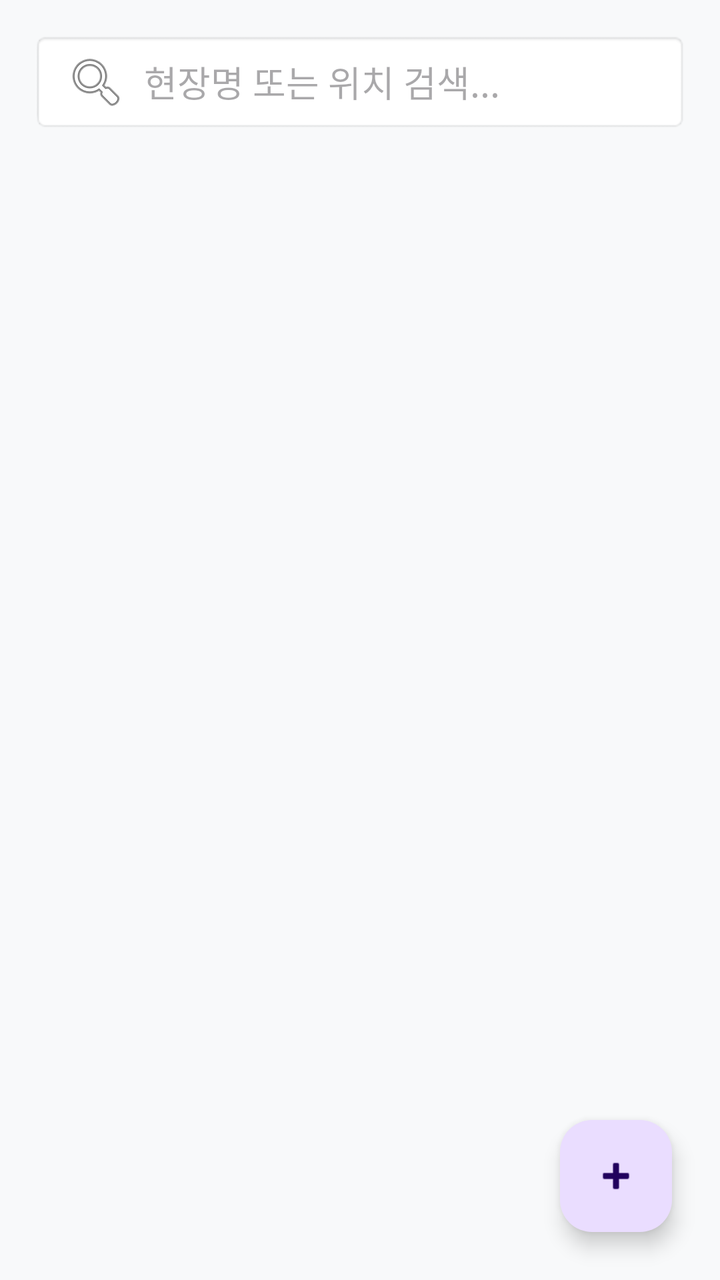
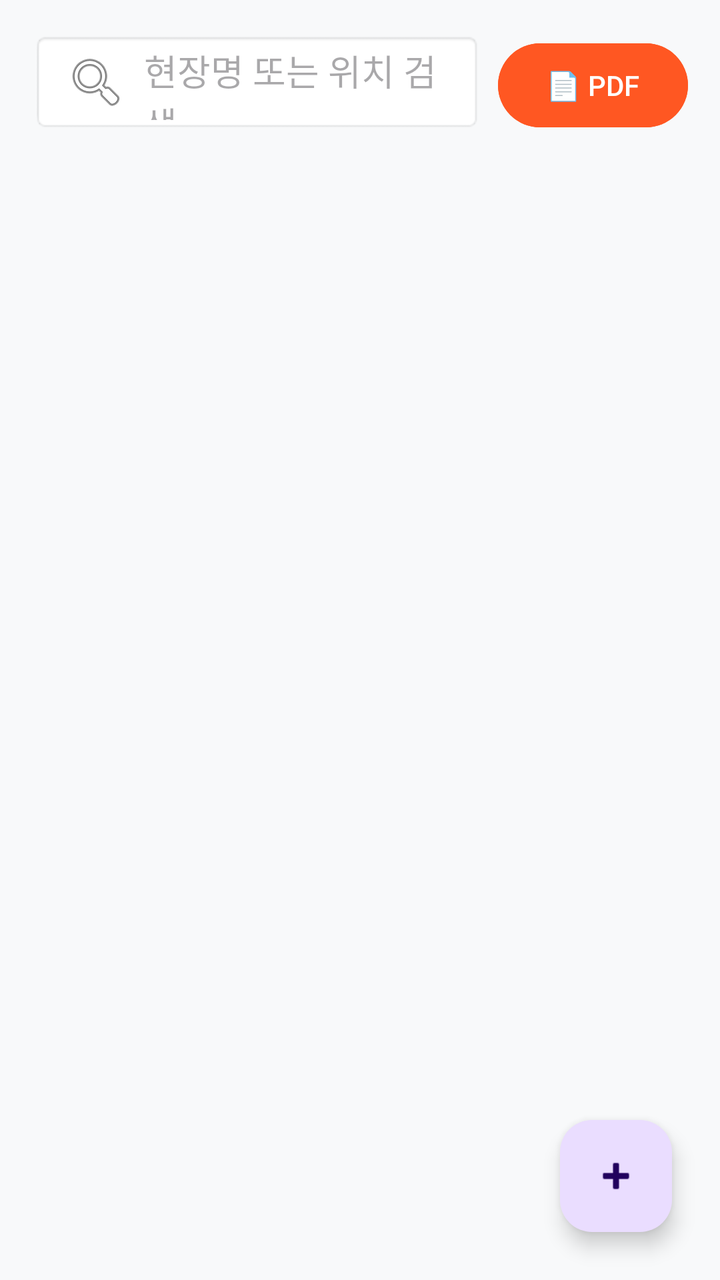

An Android layout rendered at two revisions. The XML below is the earlier revision; the diff shows what the commit changed to produce the second picture.
<!-- AndroidManifest.xml: application theme Theme.Siteboard -->
<!-- res/layout/activity_main.xml -->
<?xml version="1.0" encoding="utf-8"?>
<androidx.constraintlayout.widget.ConstraintLayout
    xmlns:android="http://schemas.android.com/apk/res/android"
    xmlns:app="http://schemas.android.com/apk/res-auto"
    android:layout_width="match_parent"
    android:layout_height="match_parent"
    android:background="#F8F9FA">

    <EditText
        android:id="@+id/etSearch"
        android:layout_width="match_parent"
        android:layout_height="50dp"
        android:layout_margin="16dp"
        android:background="@android:drawable/editbox_background"
        android:hint="현장명 또는 위치 검색..."
        android:paddingStart="16dp"
        android:drawableStart="@android:drawable/ic_menu_search"
        android:drawablePadding="8dp"
        app:layout_constraintTop_toTopOf="parent"/>

    <LinearLayout
        android:id="@+id/layoutEmpty"
        android:layout_width="wrap_content"
        android:layout_height="wrap_content"
        android:orientation="vertical"
        android:gravity="center"
        android:visibility="gone"
        app:layout_constraintTop_toTopOf="parent"
        app:layout_constraintBottom_toBottomOf="parent"
        app:layout_constraintStart_toStartOf="parent"
        app:layout_constraintEnd_toEndOf="parent">

        <TextView
            android:layout_width="wrap_content"
            android:layout_height="wrap_content"
            android:text="📷"
            android:textSize="48sp"
            android:layout_marginBottom="16dp"/>
        <TextView
            android:layout_width="wrap_content"
            android:layout_height="wrap_content"
            android:text="첫 현장 기록을 남겨보세요!"
            android:textSize="18sp"
            android:textColor="#888888"
            android:textStyle="bold"/>
    </LinearLayout>

    <androidx.recyclerview.widget.RecyclerView
        android:id="@+id/rvPostList"
        android:layout_width="0dp"
        android:layout_height="0dp"
        android:layout_marginTop="8dp"
        android:clipToPadding="false"
        android:paddingBottom="80dp"
        app:layout_constraintTop_toBottomOf="@id/etSearch"
        app:layout_constraintBottom_toBottomOf="parent"
        app:layout_constraintStart_toStartOf="parent"
        app:layout_constraintEnd_toEndOf="parent" />

    <com.google.android.material.floatingactionbutton.FloatingActionButton
        android:id="@+id/btnOpenSub"
        android:layout_width="wrap_content"
        android:layout_height="wrap_content"
        android:layout_margin="24dp"
        android:src="@android:drawable/ic_input_add"
        android:contentDescription="새 게시글"
        app:layout_constraintBottom_toBottomOf="parent"
        app:layout_constraintEnd_toEndOf="parent" />

</androidx.constraintlayout.widget.ConstraintLayout>
<!-- resources referenced by this layout -->
<resources>
  <style name="Theme.Siteboard" parent="Base.Theme.Siteboard" />
  <style name="Base.Theme.Siteboard" parent="Theme.Material3.DayNight.NoActionBar">
          
          
      </style>
</resources>

<!-- the commit's change to res/layout/activity_main.xml (unified diff, before → after) -->
@@ -6,17 +6,33 @@
     android:layout_height="match_parent"
     android:background="#F8F9FA">
 
-    <EditText
-        android:id="@+id/etSearch"
+    <LinearLayout
+        android:id="@+id/layoutTop"
         android:layout_width="match_parent"
-        android:layout_height="50dp"
+        android:layout_height="wrap_content"
+        android:orientation="horizontal"
         android:layout_margin="16dp"
-        android:background="@android:drawable/editbox_background"
-        android:hint="현장명 또는 위치 검색..."
-        android:paddingStart="16dp"
-        android:drawableStart="@android:drawable/ic_menu_search"
-        android:drawablePadding="8dp"
-        app:layout_constraintTop_toTopOf="parent"/>
+        app:layout_constraintTop_toTopOf="parent">
+
+        <EditText
+            android:id="@+id/etSearch"
+            android:layout_width="0dp"
+            android:layout_height="50dp"
+            android:layout_weight="1"
+            android:background="@android:drawable/editbox_background"
+            android:hint="현장명 또는 위치 검색..."
+            android:paddingStart="16dp"
+            android:drawableStart="@android:drawable/ic_menu_search"
+            android:drawablePadding="8dp" />
+
+        <Button
+            android:id="@+id/btnExportPdf"
+            android:layout_width="wrap_content"
+            android:layout_height="50dp"
+            android:text="📄 PDF"
+            android:layout_marginStart="8dp"
+            android:backgroundTint="#FF5722"/>
+    </LinearLayout>
 
     <LinearLayout
         android:id="@+id/layoutEmpty"
